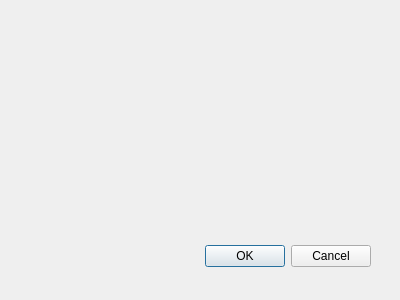
First picture: the form in pipeline_planner_dialog_base.ui, repository lstomsl/qgis-pipelineplanner, before the edit.
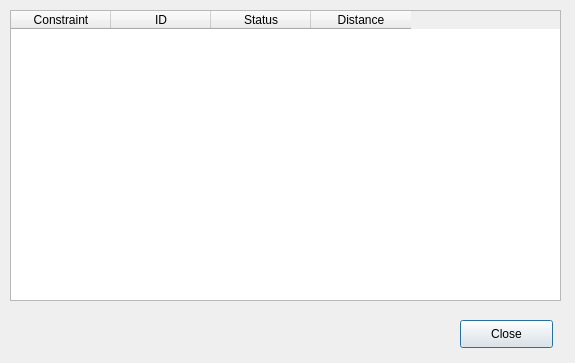
Second picture: the form after the edit.

What changed in the file:
```diff
--- a/pipeline_planner_dialog_base.ui
+++ b/pipeline_planner_dialog_base.ui
@@ -1,31 +1,62 @@
-<ui version="4.0" >
- <class>PipelinePlannerDialogBase</class>
- <widget class="QDialog" name="PipelinePlannerDialogBase" >
-  <property name="geometry" >
+<?xml version="1.0" encoding="UTF-8"?>
+<ui version="4.0">
+ <class>dlgPipelineDialog</class>
+ <widget class="QDialog" name="dlgPipelineDialog">
+  <property name="geometry">
    <rect>
     <x>0</x>
     <y>0</y>
-    <width>400</width>
-    <height>300</height>
+    <width>575</width>
+    <height>363</height>
    </rect>
   </property>
   <property name="windowTitle" >
    <string>Pipeline Planner</string>
   </property>
-  <widget class="QDialogButtonBox" name="button_box" >
-   <property name="geometry" >
+  <widget class="QTableWidget" name="tblImpacts">
+   <property name="geometry">
     <rect>
-     <x>30</x>
-     <y>240</y>
-     <width>341</width>
-     <height>32</height>
+     <x>10</x>
+     <y>10</y>
+     <width>551</width>
+     <height>291</height>
     </rect>
    </property>
-   <property name="orientation" >
-    <enum>Qt::Horizontal</enum>
+   <property name="alternatingRowColors">
+    <bool>true</bool>
    </property>
-   <property name="standardButtons" >
-    <set>QDialogButtonBox::Cancel|QDialogButtonBox::Ok</set>
+   <column>
+    <property name="text">
+     <string>Constraint</string>
+    </property>
+   </column>
+   <column>
+    <property name="text">
+     <string>ID</string>
+    </property>
+   </column>
+   <column>
+    <property name="text">
+     <string>Status</string>
+    </property>
+   </column>
+   <column>
+    <property name="text">
+     <string>Distance</string>
+    </property>
+   </column>
+  </widget>
+  <widget class="QPushButton" name="btnPush">
+   <property name="geometry">
+    <rect>
+     <x>460</x>
+     <y>320</y>
+     <width>93</width>
+     <height>28</height>
+    </rect>
+   </property>
+   <property name="text">
+    <string>Close</string>
    </property>
   </widget>
  </widget>
```
Left out of the diff: 36 changed lines with no effect on the pictures.
